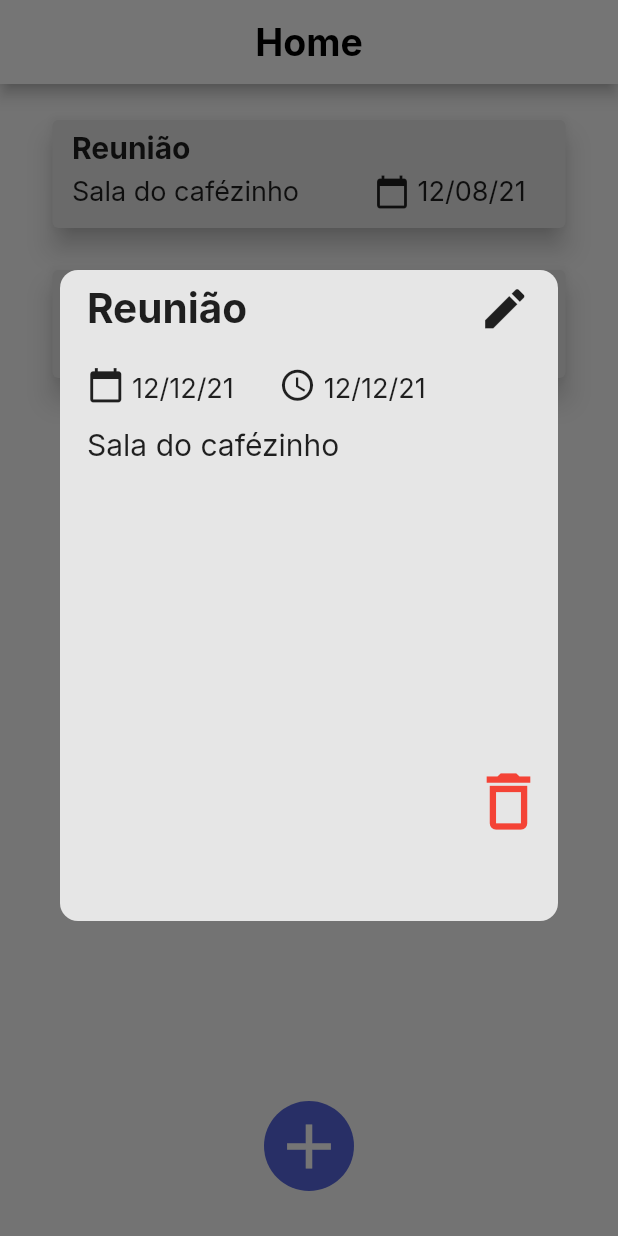
After one commit to GuilhermeAugustoFT/Meeting-Manager, a Flutter app: the HomePage screen opened directly, after a tap on "Reunião", on a phone screen of 412 x 824 dp. The commit adds this screen. Run offline on Flutter 3.47's test engine with Material 2 defaults, Android fonts, the phone set to English and light mode, and no system bars; our stand-ins replace google_fonts.

Commit message:
inicio do modal na home

```diff
--- /dev/null
+++ b/project/lib/pages/card_content.dart
@@ -0,0 +1,122 @@
+import 'package:flutter/cupertino.dart';
+import 'package:flutter/material.dart';
+import 'package:google_fonts/google_fonts.dart';
+import 'package:project/pages/hero_dialog_route.dart';
+
+class CardContent extends StatelessWidget {
+  /// {@macro todo_card}
+
+  var containerColor = Color.fromRGBO(230, 230, 230, 1);
+  var eventType = 'Reunião';
+  var eventDate = '12/12/21';
+  var eventTime = '12:12';
+  var eventPlace = 'Sala do cafézinho';
+
+  @override
+  Widget build(BuildContext context) {
+    return Container(
+      child: GestureDetector(
+        child: Hero(
+          tag: 'teste',
+          child: Padding(
+            padding: const EdgeInsets.only(
+                top: 180, bottom: 210, left: 40, right: 40),
+            child: Material(
+              color: containerColor,
+              borderRadius: BorderRadius.circular(12),
+              child: Padding(
+                padding: const EdgeInsets.all(8.0),
+                child: Column(
+                  children: <Widget>[
+                    Row(
+                      mainAxisAlignment: MainAxisAlignment.spaceBetween,
+                      children: [
+                        Container(
+                          margin: EdgeInsets.only(left: 10),
+                          child: Text(
+                            eventType,
+                            style: GoogleFonts.inter(
+                              fontSize: 27,
+                              fontWeight: FontWeight.bold,
+                            ),
+                          ),
+                        ),
+                        Container(
+                          margin: EdgeInsets.only(right: 10),
+                          child: Icon(
+                            Icons.edit,
+                            size: 35,
+                          ),
+                        ),
+                      ],
+                    ),
+                    Container(
+                      margin: EdgeInsets.only(top: 20),
+                      child: Row(
+                        children: [
+                          Container(
+                            margin: EdgeInsets.only(left: 10),
+                            child: Icon(
+                              Icons.calendar_today,
+                              size: 25,
+                            ),
+                          ),
+                          Container(
+                            margin: EdgeInsets.only(left: 5, top: 5),
+                            child: Text(
+                              eventDate,
+                              style: GoogleFonts.inter(
+                                fontSize: 18,
+                              ),
+                            ),
+                          ),
+                          Container(
+                            margin: EdgeInsets.only(left: 30),
+                            child: Icon(
+                              Icons.schedule_outlined,
+                              size: 25,
+                            ),
+                          ),
+                          Container(
+                            margin: EdgeInsets.only(left: 5, top: 5),
+                            child: Text(
+                              eventDate,
+                              style: GoogleFonts.inter(
+                                fontSize: 18,
+                              ),
+                            ),
+                          ),
+                        ],
+                      ),
+                    ),
+                    Container(
+                      margin: EdgeInsets.only(left: 10, top: 15),
+                      alignment: Alignment.topLeft,
+                      child: Text(
+                        eventPlace,
+                        style: GoogleFonts.inter(
+                          fontSize: 20,
+                        ),
+                      ),
+                    ),
+                    Container(
+                      height: 200,
+                    ), // aqui vem a lista de participantes
+                    Container(
+                      alignment: Alignment.bottomRight,
+                      child: Icon(
+                        Icons.delete_outline,
+                        size: 50,
+                        color: Colors.red,
+                      ),
+                    ),
+                  ],
+                ),
+              ),
+            ),
+          ),
+        ),
+      ),
+    );
+  }
+}
--- /dev/null
+++ b/project/lib/pages/hero_dialog_route.dart
@@ -0,0 +1,50 @@
+import 'dart:ui';
+
+import 'package:flutter/material.dart';
+
+/// {@template hero_dialog_route}
+/// Custom [PageRoute] that creates an overlay dialog (popup effect).
+///
+/// Best used with a [Hero] animation.
+/// {@endtemplate}
+class HeroDialogRoute<T> extends PageRoute<T> {
+  /// {@macro hero_dialog_route}
+  HeroDialogRoute({
+    @required WidgetBuilder builder,
+    RouteSettings settings,
+    bool fullscreenDialog = false,
+  })  : _builder = builder,
+        super(settings: settings, fullscreenDialog: fullscreenDialog);
+
+  final WidgetBuilder _builder;
+
+  @override
+  bool get opaque => false;
+
+  @override
+  bool get barrierDismissible => true;
+
+  @override
+  Duration get transitionDuration => const Duration(milliseconds: 300);
+
+  @override
+  bool get maintainState => true;
+
+  @override
+  Color get barrierColor => Colors.black54;
+
+  @override
+  Widget buildTransitions(BuildContext context, Animation<double> animation,
+      Animation<double> secondaryAnimation, Widget child) {
+    return child;
+  }
+
+  @override
+  Widget buildPage(BuildContext context, Animation<double> animation,
+      Animation<double> secondaryAnimation) {
+    return _builder(context);
+  }
+
+  @override
+  String get barrierLabel => 'Popup dialog open';
+}
--- a/project/lib/pages/home_page.dart
+++ b/project/lib/pages/home_page.dart
@@ -1,6 +1,8 @@
 import 'package:flutter/material.dart';
 import 'package:google_fonts/google_fonts.dart';
+import 'package:project/pages/card_content.dart';
 import 'package:project/pages/create_event_page.dart';
+import 'package:project/pages/hero_dialog_route.dart';
 
 class HomePage extends StatefulWidget {
   @override
@@ -41,7 +43,15 @@ class _HomePageState extends State<HomePage> {
                     child: Card(
                       color: Color.fromRGBO(230, 230, 230, 1),
                       elevation: 7,
+                      child: Hero(
+                        tag: 'teste',
                         child: InkWell(
+                          onTap: () {
+                            Navigator.of(context)
+                                .push(HeroDialogRoute(builder: (context) {
+                              return CardContent();
+                            }));
+                          },
                           child: Column(
                             children: [
                               Container(
@@ -92,6 +102,7 @@ class _HomePageState extends State<HomePage> {
                         ),
                       ),
                     ),
+                  ),
                 );
               },
             ),
```
Lines whose indentation alone changed are shown as unchanged.
